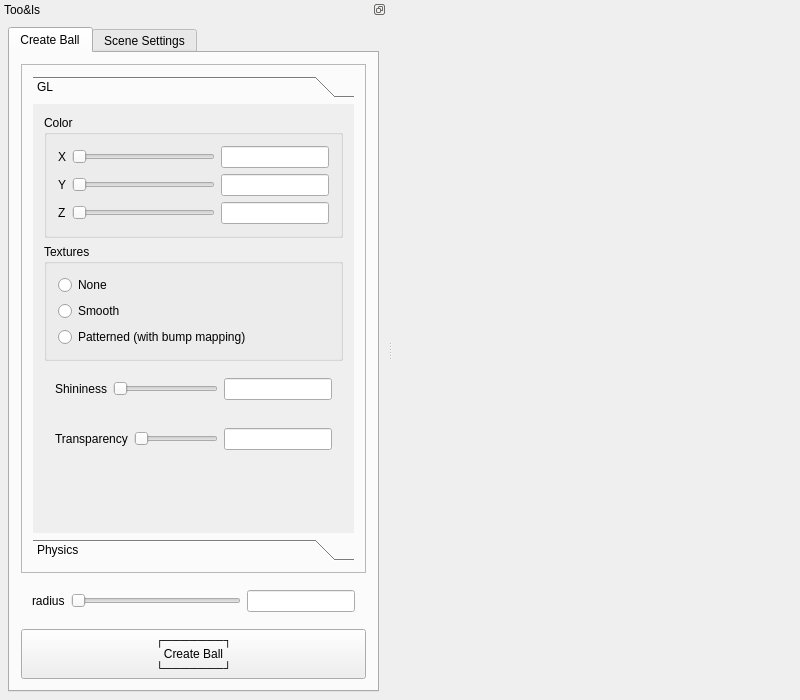
Old version of the form ui/mainwindow.ui in the repository tengcm2015/CS123-final.
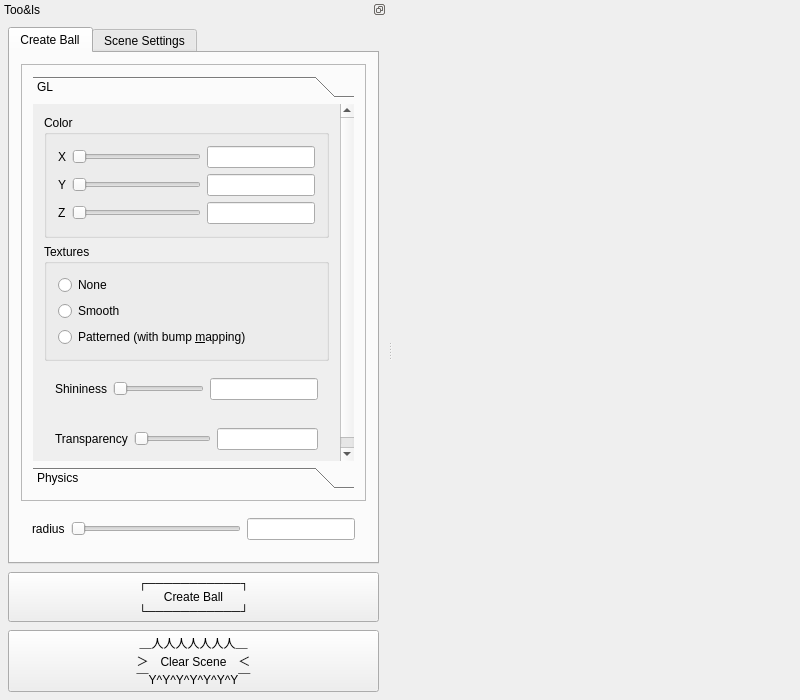
New version of the form. The open tabs and pages were chosen to show the change. Custom widgets are drawn as their Qt base class.

The edit to the form file:
```diff
--- a/ui/mainwindow.ui
+++ b/ui/mainwindow.ui
@@ -93,7 +93,7 @@
         <attribute name="title">
          <string>Create Ball</string>
         </attribute>
-        <layout class="QVBoxLayout" name="verticalLayout_8">
+        <layout class="QVBoxLayout" name="verticalLayout_10">
          <item>
           <widget class="QFrame" name="frame">
            <property name="frameShape">
@@ -126,7 +126,7 @@
                  <x>0</x>
                  <y>0</y>
                  <width>308</width>
-                 <height>441</height>
+                 <height>375</height>
                 </rect>
                </property>
                <attribute name="label">
@@ -324,7 +324,7 @@
                    <item>
                     <widget class="QRadioButton" name="radioTexturePatterned">
                      <property name="text">
-                      <string>Patterned (with bump mapping)</string>
+                      <string>Patterned (with bump &amp;mapping)</string>
                      </property>
                     </widget>
                    </item>
@@ -758,28 +758,13 @@
            </layout>
           </widget>
          </item>
-         <item>
-          <widget class="QPushButton" name="createBallButton">
-           <property name="sizePolicy">
-            <sizepolicy hsizetype="Expanding" vsizetype="Fixed">
-             <horstretch>0</horstretch>
-             <verstretch>0</verstretch>
-            </sizepolicy>
-           </property>
-           <property name="text">
-            <string>┌───────┐
-Create Ball
-└───────┘</string>
-           </property>
-          </widget>
-         </item>
         </layout>
        </widget>
        <widget class="QWidget" name="sceneSettingTab">
         <attribute name="title">
          <string>Scene Settings</string>
         </attribute>
-        <layout class="QVBoxLayout" name="verticalLayout_10">
+        <layout class="QVBoxLayout" name="verticalLayout_8">
          <item>
           <widget class="QGroupBox" name="gravityBox">
            <property name="sizePolicy">
@@ -937,17 +922,32 @@
            </property>
           </spacer>
          </item>
-         <item>
-          <widget class="QPushButton" name="clearSceneButton">
-           <property name="text">
-            <string>＿人人人人人人人＿
+        </layout>
+       </widget>
+      </widget>
+     </item>
+     <item>
+      <widget class="QPushButton" name="createBallButton">
+       <property name="sizePolicy">
+        <sizepolicy hsizetype="Expanding" vsizetype="Fixed">
+         <horstretch>0</horstretch>
+         <verstretch>0</verstretch>
+        </sizepolicy>
+       </property>
+       <property name="text">
+        <string>┌───────────┐
+Create Ball
+└───────────┘</string>
+       </property>
+      </widget>
+     </item>
+     <item>
+      <widget class="QPushButton" name="clearSceneButton">
+       <property name="text">
+        <string>＿人人人人人人人＿
 ＞　Clear Scene　＜
 ￣Y^Y^Y^Y^Y^Y^Y￣</string>
-           </property>
-          </widget>
-         </item>
-        </layout>
-       </widget>
+       </property>
       </widget>
      </item>
     </layout>
```
Left out of the diff: 4 changed lines with no effect on the pictures.
